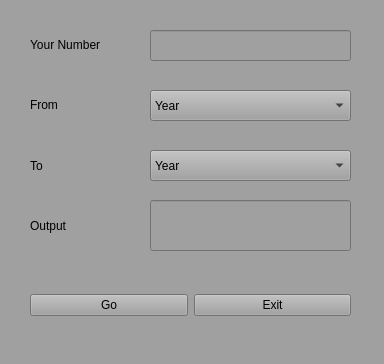
Above: uis/Ui_Base/time_convert.ui from JordanLeich/Ultimate-Calculator before the change. Below: the same form after it.
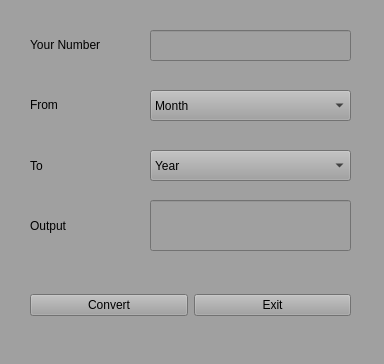
That is the form after the change.

```diff
--- a/uis/Ui_Base/time_convert.ui
+++ b/uis/Ui_Base/time_convert.ui
@@ -52,6 +52,9 @@
     <property name="currentText">
      <string>Month</string>
     </property>
+    <property name="currentIndex">
+     <number>1</number>
+    </property>
     <item>
      <property name="text">
       <string>Year</string>
@@ -172,7 +175,7 @@
      <string>To</string>
     </property>
    </widget>
-   <widget class="QWidget" name="">
+   <widget class="QWidget" name="layoutWidget">
     <property name="geometry">
      <rect>
       <x>30</x>
@@ -185,7 +188,10 @@
      <item>
       <widget class="QPushButton" name="go_btn">
        <property name="text">
-        <string>Go</string>
+        <string>Convert</string>
+       </property>
+       <property name="shortcut">
+        <string>Return, Enter</string>
        </property>
       </widget>
      </item>
```
Left out of the diff: 6 changed lines with no effect on the pictures.
